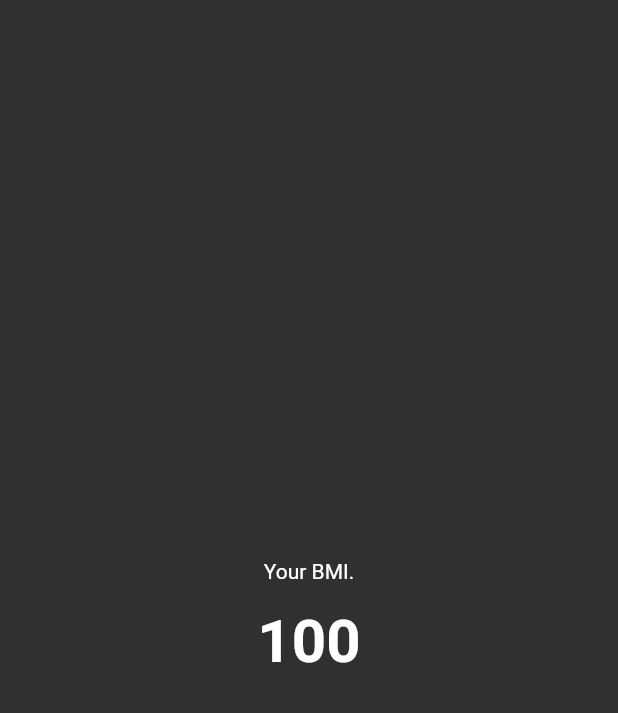
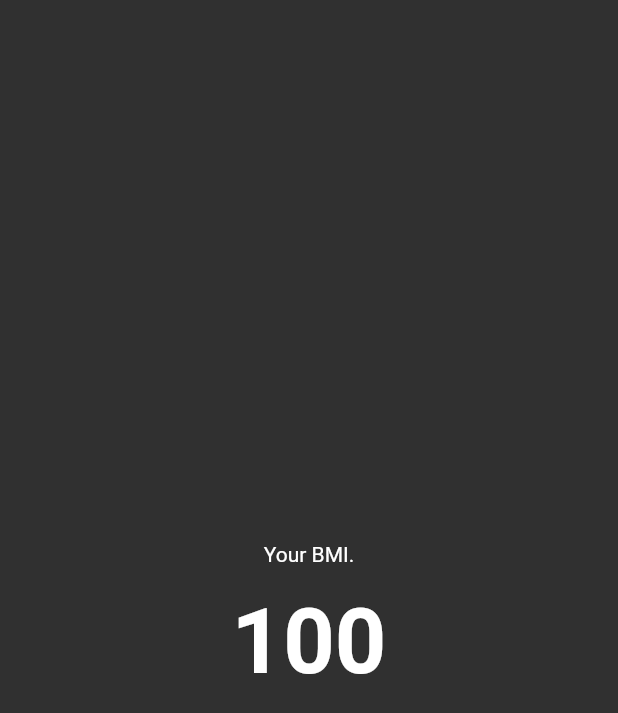
Before and after one commit to sammyodiagbe/bmi_calculator, a Flutter app: the ResultScreen screen opened by its route, on a phone screen of 412 x 824 dp. Shown: the top 713 px of the screen. Run offline on Flutter 3.47's test engine with Material 2 defaults, Android fonts, the phone set to English and light mode, and no system bars; our stand-ins replace font_awesome_flutter.

Commit message:
building the result page

```diff
--- a/lib/constants.dart
+++ b/lib/constants.dart
@@ -28,4 +28,4 @@ const resultTextScreenStyle = TextStyle(
 );
 
 const heightAndAgeTextStyle =
-    TextStyle(fontSize: 40, fontWeight: FontWeight.bold);
+    TextStyle(fontSize: 60, fontWeight: FontWeight.bold);
```
